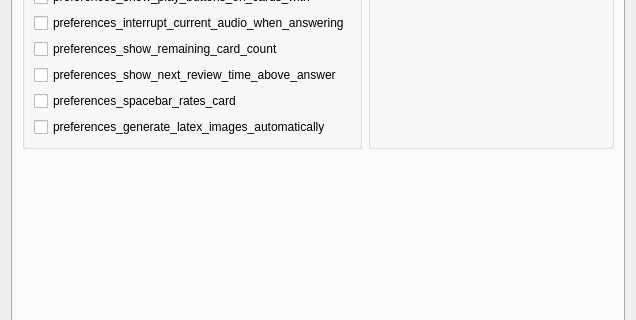
Qt form qt/aqt/forms/preferences.ui (ankitects/anki) before a commit; both pictures show x 0 to 636 and y 228 to 548 of the 636 by 638 pixel window.
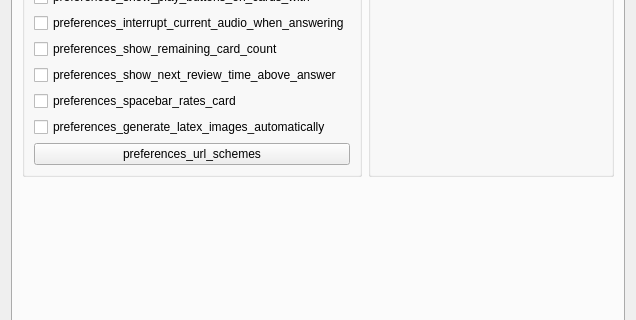
The same form after that commit. The open tabs and pages were chosen to show the change.

Commit message:
Add URL scheme whitelist (#3994)
* Add experimental Cursor rules

* Add the ability to customize URL schemes

Closes #3965

```diff
--- a/qt/aqt/forms/preferences.ui
+++ b/qt/aqt/forms/preferences.ui
@@ -451,6 +451,13 @@
               </property>
              </widget>
             </item>
+            <item>
+             <widget class="QPushButton" name="url_schemes">
+              <property name="text">
+               <string>preferences_url_schemes</string>
+              </property>
+             </widget>
+            </item>
            </layout>
           </widget>
          </item>
```
Left out of the diff: 49 changed lines with no effect on the pictures. The commit also changes 8 other files.
